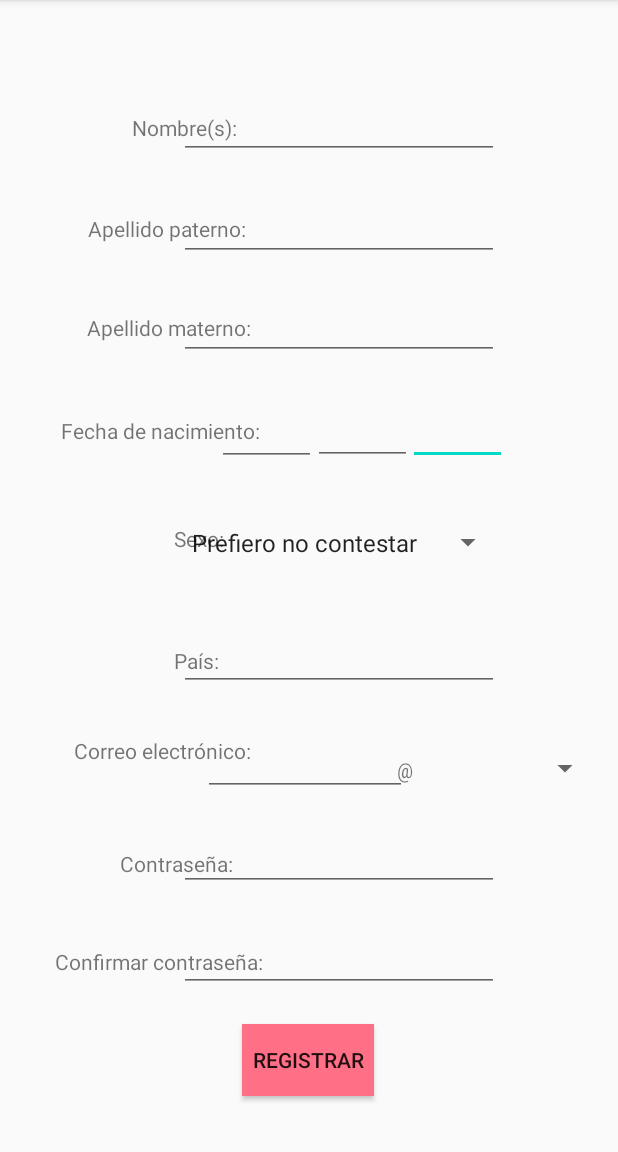
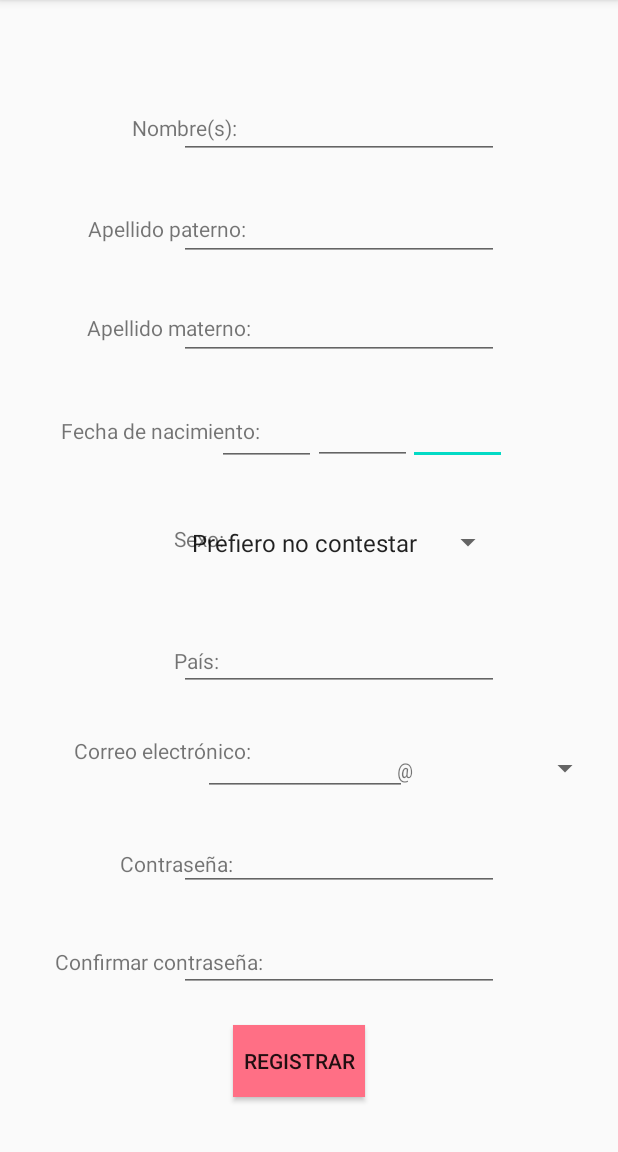
Before and after one commit to gabyotero/MiCasaAmigable, an Android app: the Registro screen opened directly, with no data from a screen before it, on a phone screen of 412 x 824 dp, the part 84-1236 px from its top. Run offline under Robolectric (Android 15) with nearby library versions, the phone set to English and light mode, and no system bars; 1 statement that could not run was skipped.

Commit message:
registros

```diff
--- a/app/src/main/res/layout/activity_registro.xml
+++ b/app/src/main/res/layout/activity_registro.xml
@@ -208,10 +208,10 @@
         android:text="@string/registrar"
         app:layout_constraintBottom_toBottomOf="parent"
         app:layout_constraintEnd_toEndOf="parent"
-        app:layout_constraintHorizontal_bias="0.498"
+        app:layout_constraintHorizontal_bias="0.479"
         app:layout_constraintStart_toStartOf="parent"
         app:layout_constraintTop_toTopOf="parent"
-        app:layout_constraintVertical_bias="0.948" />
+        app:layout_constraintVertical_bias="0.949" />
 
     <EditText
         android:id="@+id/txtNombre"
```
